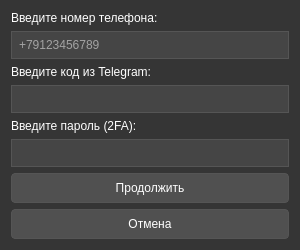
This is telegram_auth.ui in vi-ti-ru/parser-publications-vkontakte-by-text as Qt 5 draws it before an edit. The edited form follows.
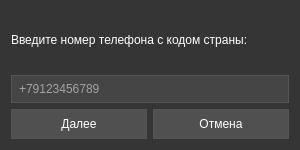
This is the edited form.

The edit to the form file:
```diff
--- a/telegram_auth.ui
+++ b/telegram_auth.ui
@@ -7,7 +7,7 @@
         <x>0</x>
         <y>0</y>
         <width>300</width>
-        <height>250</height>
+        <height>150</height>
       </rect>
     </property>
     <property name="windowTitle">
@@ -15,19 +15,13 @@
     </property>
     <property name="styleSheet">
       <string notr="true">
-        QDialog {
-          background-color: #353535;
-        }
-        QLabel {
-          color: white;
-          font-size: 12px;
-        }
-        QLineEdit {
-          background-color: #454545;
-          color: white;
-          border: 1px solid #555;
+        QDialog { background-color: #353535; }
+        QLabel { color: white; font-size: 12px; }
+        QLineEdit { 
+          background-color: #454545; 
+          color: white; 
+          border: 1px solid #555; 
           padding: 5px;
-          font-size: 12px;
         }
         QPushButton {
           background-color: #505050;
@@ -35,19 +29,14 @@
           border: 1px solid #555;
           padding: 7px;
           min-width: 80px;
-          font-size: 12px;
-          border-radius: 4px;
-        }
-        QPushButton:hover {
-          background-color: #606060;
         }
       </string>
     </property>
-    <layout class="QVBoxLayout" name="verticalLayout">
+    <layout class="QVBoxLayout">
       <item>
-        <widget class="QLabel" name="phoneLabel">
+        <widget class="QLabel">
           <property name="text">
-            <string>Введите номер телефона:</string>
+            <string>Введите номер телефона с кодом страны:</string>
           </property>
         </widget>
       </item>
@@ -59,29 +48,11 @@
         </widget>
       </item>
       <item>
-        <widget class="QLabel" name="codeLabel" hidden="true">
-          <property name="text">
-            <string>Введите код из Telegram:</string>
-          </property>
-        </widget>
-      </item>
-      <item>
-        <widget class="QLineEdit" name="codeEdit" hidden="true"/>
-      </item>
-      <item>
-        <widget class="QLabel" name="passwordLabel" hidden="true">
-          <property name="text">
-            <string>Введите пароль (2FA):</string>
-          </property>
-        </widget>
-      </item>
-      <item>
-        <widget class="QLineEdit" name="passwordEdit" hidden="true"/>
-      </item>
+        <layout class="QHBoxLayout">
       <item>
         <widget class="QPushButton" name="submitButton">
           <property name="text">
-            <string>Продолжить</string>
+                <string>Далее</string>
           </property>
         </widget>
       </item>
@@ -93,6 +64,8 @@
         </widget>
       </item>
     </layout>
+      </item>
+    </layout>
   </widget>
   <resources/>
   <connections>
```
Left out of the diff: 25 changed lines with no effect on the pictures. Lines whose indentation alone changed are shown as unchanged.
